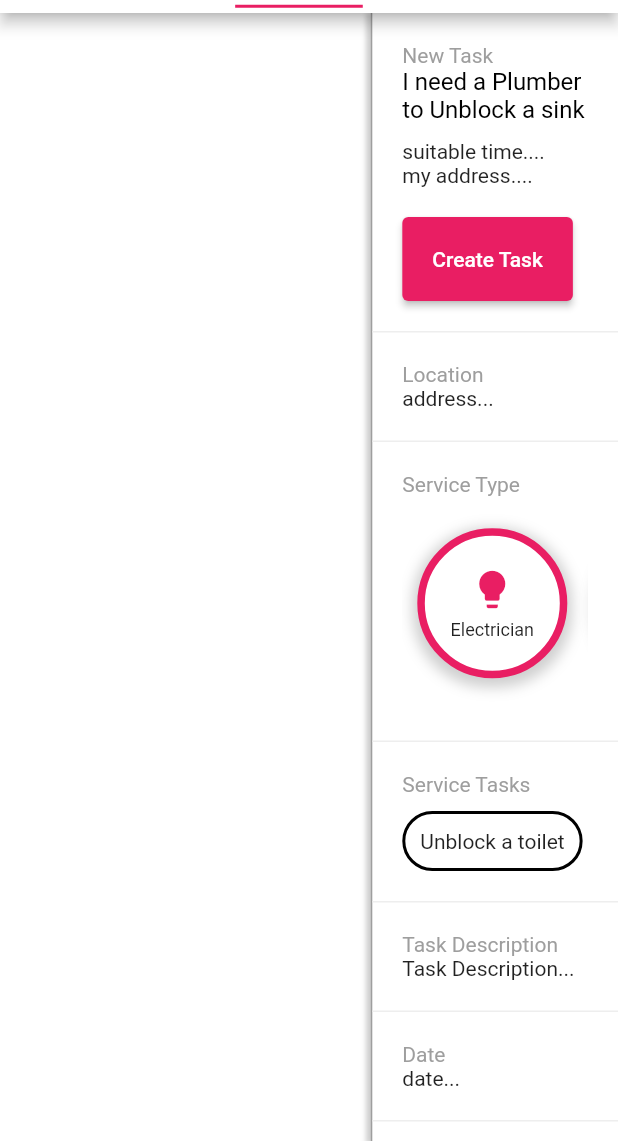
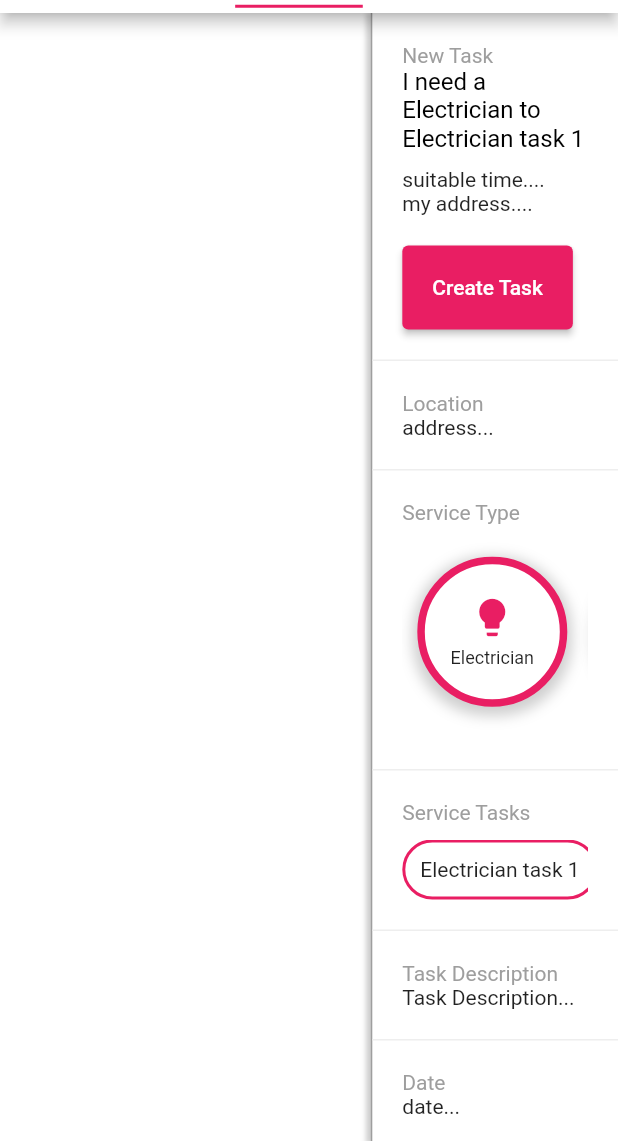
Before and after one commit to shaheer1642/flp1, a Flutter app: the ClientIndex screen opened directly, on a phone screen of 412 x 824 dp, the part 95-1236 px from its top. Run offline on Flutter 3.47's test engine with Material 2 defaults, Android fonts, the phone set to English and light mode, and no system bars; Roboto replaces fonts that are missing (Hind).

Commit message:
Update ClientDashboard.dart

```diff
--- a/lib/ClientPage/ClientDashboard.dart
+++ b/lib/ClientPage/ClientDashboard.dart
@@ -6,7 +6,7 @@ import 'package:flutter/material.dart';
 import 'package:flp1/Widgets/ElevatedButton1.dart';
 
 
-  List workers = [
+  List services = [
     {"type": 'Electrician', "icon": Icons.lightbulb},
     {"type": 'Plumber', "icon": Icons.water_drop},
     {"type": 'Gardner', "icon": Icons.yard},
@@ -54,18 +54,18 @@ class ClientDashboard extends StatefulWidget {
 }
 
 class _ClientDashboardState extends State<ClientDashboard> {
-  String serviceType = 'Plumber';
-  String serviceTask = 'Unblock a sink';
+  int selectedServiceIndex = 0;
+  int selectedTaskIndex = 0;
 
-  void setServiceTask(text) {
+  void setServiceIndex(index) {
     setState(() {
-      serviceTask = text;
+      selectedServiceIndex = index;
     });
   }
 
-  void setServiceType(text) {
+  void setTaskIndex(index) {
     setState(() {
-      serviceType = text;
+      selectedTaskIndex = index;
     });
   }
 
@@ -97,14 +97,13 @@ class _ClientDashboardState extends State<ClientDashboard> {
                 ),
                 child: ListView(
                   children: [
-                    NewTask(
-                          serviceTask: serviceTask, serviceType: serviceType),
-                          Location(),
-                          ServiceType(setServiceType: setServiceType, setServiceTask: setServiceTask),
-                          ServiceTasks(serviceType: serviceType,setServiceTask: setServiceTask),
-                          TaskDescription(),
-                          AvailableDate(),
-                          AvailableTime(),
+                    NewTask(selectedServiceIndex: selectedServiceIndex, selectedTaskIndex: selectedTaskIndex),
+                    Location(),
+                    ServiceType(selectedServiceIndex: selectedServiceIndex, selectedTaskIndex: selectedTaskIndex,setServiceIndex: setServiceIndex, setTaskIndex: setTaskIndex),
+                    ServiceTasks(selectedServiceIndex: selectedServiceIndex, selectedTaskIndex: selectedTaskIndex,setServiceIndex: setServiceIndex, setTaskIndex: setTaskIndex),
+                    TaskDescription(),
+                    AvailableDate(),
+                    AvailableTime(),
                   ],
                 )))
       ],
@@ -135,10 +134,9 @@ class TextTitle extends StatelessWidget {
 }
 
 class NewTask extends StatelessWidget {
-  const NewTask(
-      {super.key, required this.serviceType, required this.serviceTask});
-  final String serviceType;
-  final String serviceTask;
+  const NewTask({super.key, required this.selectedServiceIndex, required this.selectedTaskIndex});
+  final int selectedServiceIndex;
+  final int selectedTaskIndex;
   @override
   Widget build(BuildContext context) {
     return Container(
@@ -155,7 +153,7 @@ class NewTask extends StatelessWidget {
         children: [
           TextHeading(text: 'New Task'),
           TextTitle(
-            text: 'I need a ${serviceType} to ${serviceTask}',
+            text: 'I need a ${services[selectedServiceIndex]['type']} to ${tasks[services[selectedServiceIndex]['type']][selectedTaskIndex]}',
           ),
           SizedBox(
             height: 10,
@@ -205,18 +203,12 @@ class _LocationState extends State<Location> {
   }
 }
 
-class ServiceType extends StatefulWidget {
-  const ServiceType({Key? key, required this.setServiceType, required this.setServiceTask}) : super(key: key);
-  final Function setServiceType;
-  final Function setServiceTask;
-  @override
-  // ignore: library_private_types_in_public_api
-  _ServiceTypeState createState() => _ServiceTypeState();
-}
-
-class _ServiceTypeState extends State<ServiceType> {
-  int selectedWorkerIndex = 0;
-
+class ServiceType extends StatelessWidget {
+  const ServiceType({super.key, required this.selectedServiceIndex, required this.selectedTaskIndex, required this.setServiceIndex, required this.setTaskIndex});
+  final int selectedServiceIndex;
+  final int selectedTaskIndex;
+  final Function setServiceIndex;
+  final Function setTaskIndex;
   @override
   Widget build(BuildContext context) {
     return Container(
@@ -237,7 +229,7 @@ class _ServiceTypeState extends State<ServiceType> {
             child: ListView.builder(
               scrollDirection: Axis.horizontal,
               shrinkWrap: true,
-              itemCount: workers.length,
+              itemCount: services.length,
               itemBuilder: (ctx, index) {
                 return Align(
                   alignment: Alignment.center,
@@ -248,7 +240,7 @@ class _ServiceTypeState extends State<ServiceType> {
                       decoration: BoxDecoration(
                         color: Colors.white,
                         border: Border.all(
-                          color: selectedWorkerIndex == index
+                          color: selectedServiceIndex == index
                               ? Colors.pink
                               : Colors.white,
                           width: 5,
@@ -266,19 +258,14 @@ class _ServiceTypeState extends State<ServiceType> {
                       child: InkWell(
                         borderRadius: BorderRadius.all(Radius.circular(50)),
                         onTap: (() {
-                          setState(() {
-                            selectedWorkerIndex = index;
-                          });
-                          widget.setServiceType(workers[index]["type"]);
-                          widget.setServiceTask(tasks[workers[index]["type"]][0]);
-                          print('inkwell pressed $selectedWorkerIndex');
+                          setServiceIndex(index);
                         }),
                         child: Column(
                           mainAxisAlignment: MainAxisAlignment.center,
                           crossAxisAlignment: CrossAxisAlignment.center,
                           children: [
                             Icon(
-                              workers[index]["icon"],
+                              services[index]["icon"],
                               color: Colors.pink,
                               size: 30,
                             ),
@@ -286,7 +273,7 @@ class _ServiceTypeState extends State<ServiceType> {
                               height: 5,
                             ),
                             Text(
-                              '${workers[index]["type"]}',
+                              '${services[index]["type"]}',
                               style: TextStyle(fontSize: 12),
                             )
                           ],
@@ -302,17 +289,12 @@ class _ServiceTypeState extends State<ServiceType> {
   }
 }
 
-class ServiceTasks extends StatefulWidget {
-  const ServiceTasks({Key? key, required this.serviceType,required this.setServiceTask}) : super(key: key);
-  final String serviceType;
-  final Function setServiceTask;
-  @override
-  // ignore: library_private_types_in_public_api
-  _ServiceTasksState createState() => _ServiceTasksState();
-}
-
-class _ServiceTasksState extends State<ServiceTasks> {
-  int selectedTaskIndex = 1;
+class ServiceTasks extends StatelessWidget {
+  const ServiceTasks({super.key, required this.selectedServiceIndex, required this.selectedTaskIndex, required this.setServiceIndex, required this.setTaskIndex});
+  final int selectedServiceIndex;
+  final int selectedTaskIndex;
+  final Function setServiceIndex;
+  final Function setTaskIndex;
   @override
   Widget build(BuildContext context) {
     final orientation = MediaQuery.of(context).orientation;
@@ -335,13 +317,10 @@ class _ServiceTasksState extends State<ServiceTasks> {
               child: ListView(
                 shrinkWrap: true,
                 scrollDirection: Axis.horizontal,
-                children: List.generate(tasks[widget.serviceType].length, (int index) {
+                children: List.generate(tasks[services[selectedServiceIndex]['type']].length, (int index) {
                   return InkWell(
                     onTap: () {
-                      setState(() {
-                        selectedTaskIndex=index;
-                      });
-                      widget.setServiceTask(tasks[widget.serviceType][index]);
+                      setTaskIndex(index);
                     },
                     child: Container(
                     padding: EdgeInsets.all(10),
@@ -354,7 +333,7 @@ class _ServiceTasksState extends State<ServiceTasks> {
                         ),
                         borderRadius: BorderRadius.all(Radius.circular(40)),
                       ),
-                    child: Text(tasks[widget.serviceType][index]),
+                    child: Text(tasks[services[selectedServiceIndex]['type']][index]),
                   ),
                   );
                 }),
```
